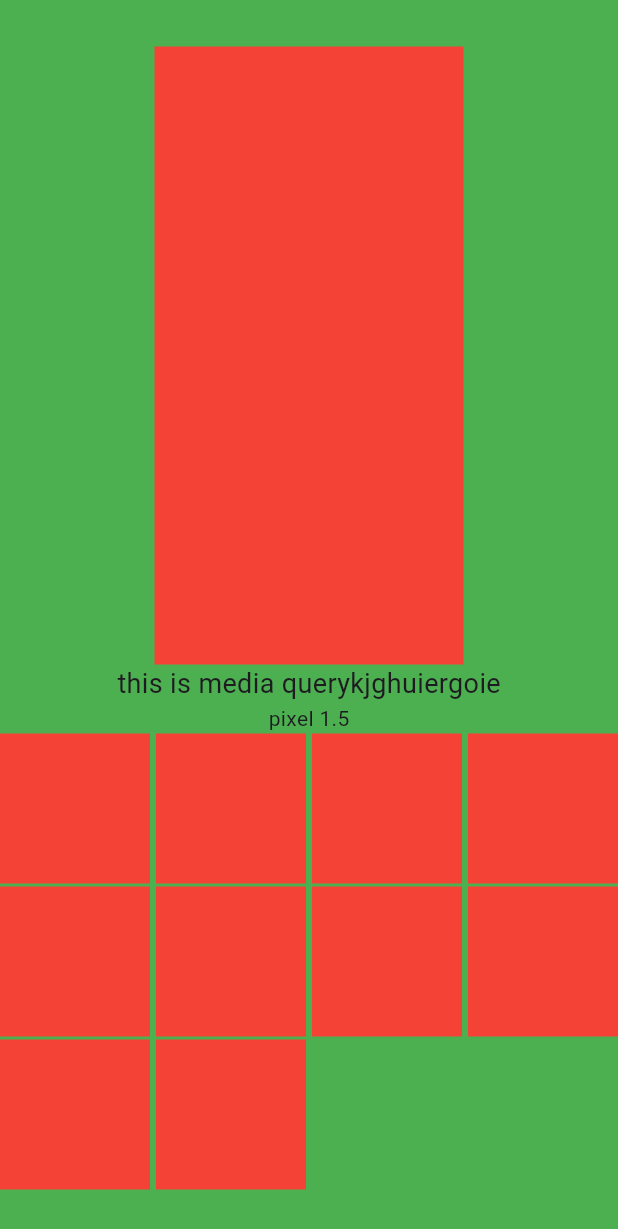
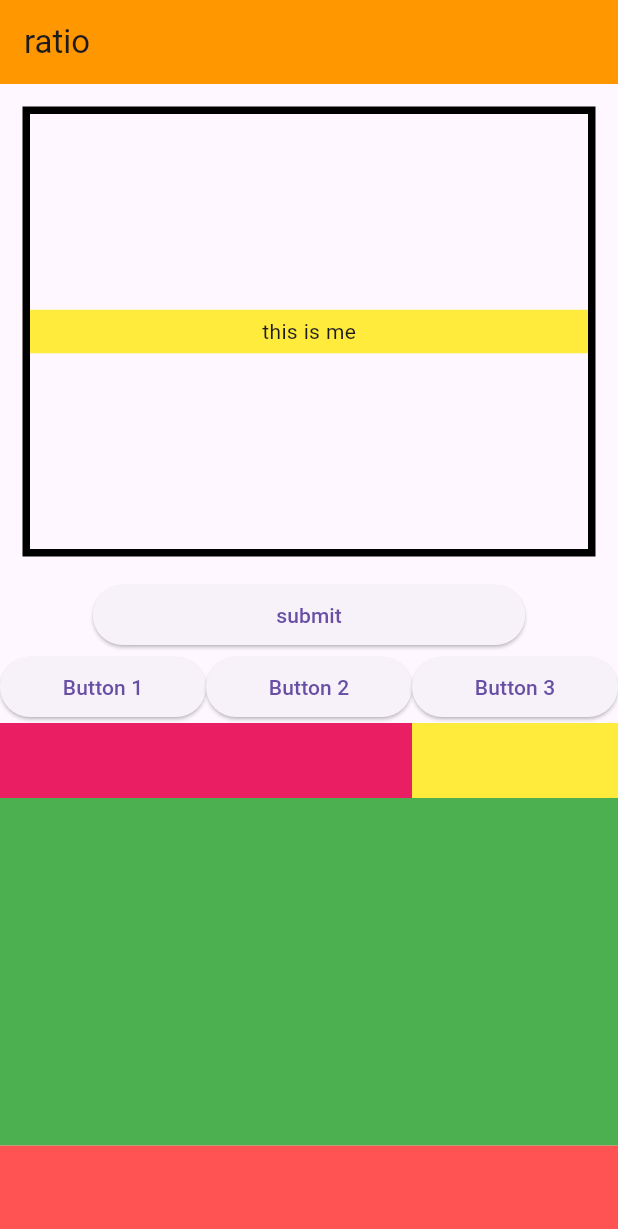
Before and after one commit to FerdusAhmed/Flutter_practice., a Flutter app: the screen it shows after launch, on a phone screen of 412 x 824 dp. Shown: the top 1229 px of the screen. Run offline on Flutter 3.47's test engine with Material 3 defaults, Android fonts, the phone set to English and light mode, and no system bars.

Commit message:
module 9

```diff
--- /dev/null
+++ b/lib/module-9.dart
@@ -0,0 +1,93 @@
+import 'package:flutter/material.dart';
+
+class ratio extends StatefulWidget {
+  const ratio({super.key});
+
+  @override
+  State<ratio> createState() => _ratioState();
+}
+
+class _ratioState extends State<ratio> {
+  @override
+  Widget build(BuildContext context) {
+    return Scaffold(
+      appBar: AppBar(
+        title: Text('ratio'),
+        backgroundColor: Colors.orange,
+      ),
+      body: SingleChildScrollView(
+        scrollDirection: Axis.vertical,
+        child: Column(
+
+
+
+          children: [
+
+            Container(
+              margin: EdgeInsets.all(15),
+              decoration: BoxDecoration(
+                border: Border.all(color: Colors.black,width: 5)
+              ),
+              height: 300,
+
+
+              child: FractionallySizedBox(
+                heightFactor: .1,
+                child: Container(
+                  color: Colors.yellow,
+                  child: Center(child: Text('this is me')),
+                ),
+              ),
+            ),
+
+            FractionallySizedBox(
+              widthFactor: 0.7,
+              child: ElevatedButton(onPressed: (){}, child: Text('submit')),
+            ),
+            Row(
+              children: [
+                Expanded(
+                    child: ElevatedButton(onPressed: (){}, child: Text('Button 1'))),
+                Expanded(child: ElevatedButton(onPressed: (){}, child: Text('Button 2'))),
+                Expanded(child: ElevatedButton(onPressed: (){}, child: Text('Button 3'))),
+              ],
+            ),
+            Row(
+              children: [
+                Flexible(
+                  flex: 2,
+                  child: Container(
+
+                    height: 50,
+                    color: Colors.pink,
+
+                  ),
+                ),
+                Flexible(
+                  flex: 1,
+                  child: Container(
+                    height: 50,
+                    color: Colors.yellow,
+
+                  ),
+                )
+              ],
+            ),
+
+
+            AspectRatio(aspectRatio: 16 / 9,
+          child:   Container(
+              color: Colors.green,
+            ),
+            ),
+        AspectRatio(aspectRatio: 9 / 16,
+        child: Container(
+          color: Colors.redAccent,
+        ),
+        )
+          ],
+        ),
+      ),
+    );
+  }
+}
--- a/lib/myapp.dart
+++ b/lib/myapp.dart
@@ -6,6 +6,7 @@ import 'loginpage.dart';
 import 'statefull.dart';
 import 'todoapp.dart';
 import 'mediaquery.dart';
+import 'module-9.dart';
 
 
 
@@ -22,7 +23,8 @@ class MyApp extends StatelessWidget {
      // home: Gridv(),
      // home: mystatefull(),
      // home: todo(),
-      home: mediaquery(),
+     // home: mediaquery(),
+      home: ratio(),
 
 
 
```
